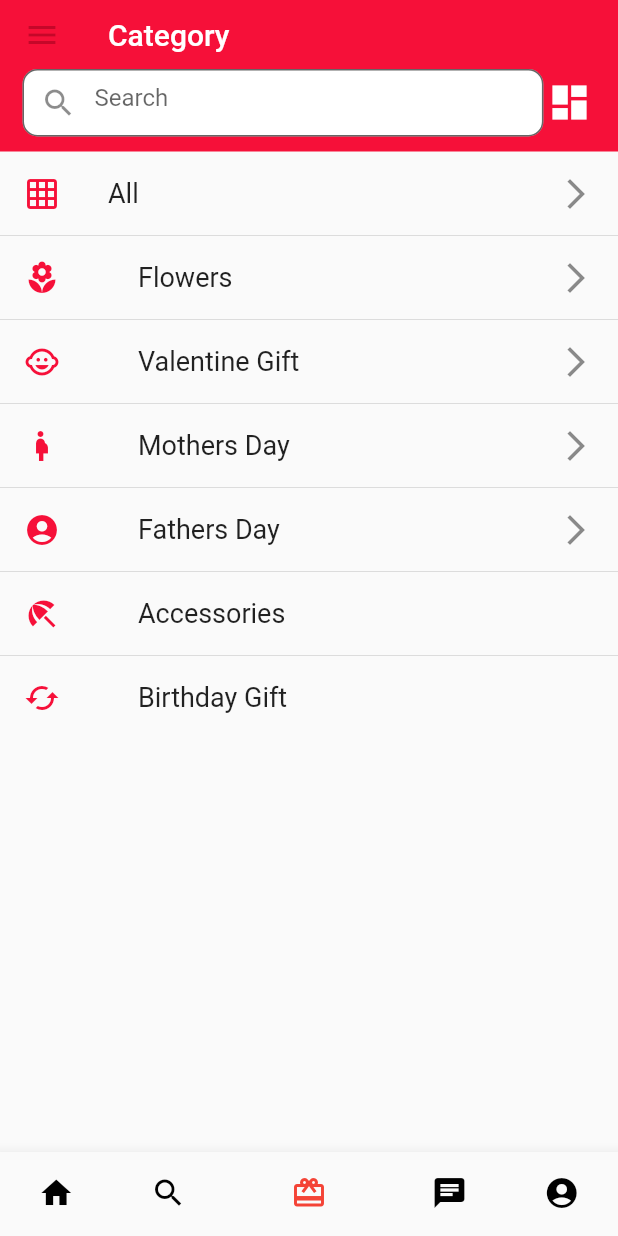
After one commit to kasirajan22/Bouquet, a Flutter app: the screen it shows after launch, item 3 of the bottom bar chosen, on a phone screen of 412 x 824 dp. The commit adds this screen. Run offline on Flutter 3.47's test engine with Material 2 defaults, Android fonts, the phone set to English and light mode, and no system bars; our stand-ins replace carousel_slider, font_awesome_flutter.

Commit message:
category screen

```diff
--- a/lib/main.dart
+++ b/lib/main.dart
@@ -1,11 +1,8 @@
-import 'package:carousel_pro/carousel_pro.dart';
-import 'package:carousel_slider/carousel_slider.dart';
 import 'package:flowershop/provider/pSearch.dart';
-import 'package:flowershop/screens/home2.dart';
+import 'package:flowershop/screens/category_screen.dart';
 import 'package:flowershop/screens/home_screen.dart';
 import 'package:flowershop/screens/login_screen.dart';
 import 'package:flowershop/screens/search_screen.dart';
-import 'package:flowershop/widgets/intro.dart';
 import 'package:flutter/material.dart';
 import 'package:provider/provider.dart';
 
@@ -22,7 +19,9 @@ class MyApp extends StatelessWidget {
       child: MaterialApp(
         title: 'Flutter Demo',
         theme: ThemeData(
-          primarySwatch: MaterialColor(4294316089, {
+          primarySwatch: MaterialColor(
+            4294316089,
+            {
               50: Color(0xfffee6eb),
               100: Color(0xfffdced6),
               200: Color(0xfffb9dae),
@@ -33,10 +32,32 @@ class MyApp extends StatelessWidget {
               700: Color(0xff93061f),
               800: Color(0xff620415),
               900: Color(0xff31020a)
-          }),
+            },
+          ),
+          iconTheme: IconThemeData(
+            color: Color(0xff31020a),
+            opacity: 1.0,
+            size: 24.0,
+          ),
+          primaryIconTheme: IconThemeData(
+            color: Color(0xffc50729),
+            opacity: 1.0,
+            size: 24.0,
+          ),
+          accentIconTheme: IconThemeData(
+            color: Color(0xffffffff),
+            opacity: 1.0,
+            size: 24.0,
+          ),
           visualDensity: VisualDensity.adaptivePlatformDensity,
         ),
-        home: HomeScreen(), //MyHomePage(title: 'Flutter Demo Home Page'),
+        initialRoute: '/',
+        routes: {
+          '/': (ctx) => HomeScreen(),
+          SearchScreen.routeName: (ctx) => SearchScreen(),
+          CategoryScreen.routeName: (ctx) => CategoryScreen(),
+        },
+        //home: HomeScreen(), //MyHomePage(title: 'Flutter Demo Home Page'),
       ),
     );
   }
--- /dev/null
+++ b/lib/screens/category_screen.dart
@@ -0,0 +1,153 @@
+import 'package:flowershop/widgets/appBarSearch.dart';
+import 'package:flowershop/widgets/bottomNavigation.dart';
+import 'package:flutter/material.dart';
+import 'package:font_awesome_flutter/font_awesome_flutter.dart';
+
+class CategoryScreen extends StatelessWidget {
+  static const routeName = "/category-screen";
+  @override
+  Widget build(BuildContext context) {
+    return Scaffold(
+      appBar: AppBar(
+        title: Text('Category'),
+        elevation: 0,
+        bottom: appBarSearch(context),
+      ),
+      drawer: Drawer(),
+      bottomNavigationBar: BottomNavigation(
+        currentIndex: 2,
+      ),
+      body: SingleChildScrollView(
+        child: Container(
+          height: MediaQuery.of(context).size.height,
+          child: ListView(
+            children: ListTile.divideTiles(
+              context: context,
+              tiles: [
+                ListTile(
+                  leading: Icon(
+                    Icons.grid_on,
+                    color: Theme.of(context).primaryColor,
+                  ),
+                  title: Text(
+                    "All",
+                    style: TextStyle(
+                      fontSize: 18,
+                    ),
+                  ),
+                  trailing: Icon(Icons.arrow_forward_ios),
+                ),
+                ListTile(
+                  leading: Icon(
+                    Icons.local_florist,
+                    color: Theme.of(context).primaryColor,
+                  ),
+                  title: Container(
+                    margin: const EdgeInsets.only(
+                      left: 20,
+                    ),
+                    child: Text(
+                      "Flowers",
+                      style: TextStyle(
+                        fontSize: 18,
+                      ),
+                    ),
+                  ),
+                  trailing: Icon(Icons.arrow_forward_ios),
+                ),
+                ListTile(
+                  leading: Icon(
+                    Icons.child_care,
+                    color: Theme.of(context).primaryColor,
+                  ),
+                  title: Container(
+                    margin: const EdgeInsets.only(
+                      left: 20,
+                    ),
+                    child: Text(
+                      "Valentine Gift",
+                      style: TextStyle(
+                        fontSize: 18,
+                      ),
+                    ),
+                  ),
+                  trailing: Icon(Icons.arrow_forward_ios),
+                ),
+                ListTile(
+                  leading: Icon(
+                    Icons.pregnant_woman,
+                    color: Theme.of(context).primaryColor,
+                  ),
+                  title: Container(
+                    margin: const EdgeInsets.only(
+                      left: 20,
+                    ),
+                    child: Text(
+                      "Mothers Day",
+                      style: TextStyle(
+                        fontSize: 18,
+                      ),
+                    ),
+                  ),
+                  trailing: Icon(Icons.arrow_forward_ios),
+                ),
+                ListTile(
+                  leading: Icon(
+                    Icons.account_circle,
+                    color: Theme.of(context).primaryColor,
+                  ),
+                  title: Container(
+                    margin: const EdgeInsets.only(
+                      left: 20,
+                    ),
+                    child: Text(
+                      "Fathers Day",
+                      style: TextStyle(
+                        fontSize: 18,
+                      ),
+                    ),
+                  ),
+                  trailing: Icon(Icons.arrow_forward_ios),
+                ),
+                ListTile(
+                  leading: Icon(
+                    Icons.beach_access,
+                    color: Theme.of(context).primaryColor,
+                  ),
+                  title: Container(
+                    margin: const EdgeInsets.only(
+                      left: 20,
+                    ),
+                    child: Text(
+                      "Accessories",
+                      style: TextStyle(
+                        fontSize: 18,
+                      ),
+                    ),
+                  ),
+                ),
+                ListTile(
+                  leading: Icon(
+                    Icons.cached,
+                    color: Theme.of(context).primaryColor,
+                  ),
+                  title: Container(
+                    margin: const EdgeInsets.only(
+                      left: 20,
+                    ),
+                    child: Text(
+                      "Birthday Gift",
+                      style: TextStyle(
+                        fontSize: 18,
+                      ),
+                    ),
+                  ),
+                ),
+              ],
+            ).toList(),
+          ),
+        ),
+      ),
+    );
+  }
+}
--- /dev/null
+++ b/lib/widgets/appBarSearch.dart
@@ -0,0 +1,18 @@
+import 'package:flutter/material.dart';
+
+import 'TopSearch.dart';
+
+PreferredSize appBarSearch(BuildContext context) {
+  return PreferredSize(
+    preferredSize: const Size.fromHeight(45.0),
+    child: Theme(
+      data: Theme.of(context).copyWith(accentColor: Colors.white),
+      child: Container(
+          margin: const EdgeInsets.only(bottom: 10),
+          padding: const EdgeInsets.symmetric(horizontal: 15, vertical: 0),
+          height: 45.0,
+          alignment: Alignment.center,
+          child: TopSearch("home")),
+    ),
+  );
+}
--- /dev/null
+++ b/lib/widgets/bottomNavigation.dart
@@ -0,0 +1,68 @@
+import 'package:flowershop/screens/category_screen.dart';
+import 'package:flowershop/screens/home_screen.dart';
+import 'package:flowershop/screens/search_screen.dart';
+import 'package:flutter/material.dart';
+
+class BottomNavigation extends StatefulWidget {
+  final int currentIndex;
+
+  const BottomNavigation({@required this.currentIndex});
+  @override
+  _BottomNavigationState createState() => _BottomNavigationState();
+}
+
+class _BottomNavigationState extends State<BottomNavigation> {
+  @override
+  Widget build(BuildContext context) {
+    return BottomNavigationBar(
+      showSelectedLabels: false,
+      showUnselectedLabels: false,
+      items: const <BottomNavigationBarItem>[
+        BottomNavigationBarItem(
+          icon: Icon(
+            Icons.home,
+          ),
+          title: Text('Home'),
+        ),
+        BottomNavigationBarItem(
+          icon: Icon(
+            Icons.search,
+          ),
+          title: Text('Business'),
+        ),
+        BottomNavigationBarItem(
+          icon: Icon(
+            Icons.card_giftcard,
+          ),
+          title: Text('gift'),
+        ),
+        BottomNavigationBarItem(
+          icon: Icon(
+            Icons.chat,
+          ),
+          title: Text('chat'),
+        ),
+        BottomNavigationBarItem(
+          icon: Icon(
+            Icons.account_circle,
+          ),
+          title: Text('account'),
+        ),
+      ],
+      currentIndex: widget.currentIndex,
+      selectedItemColor: Colors.red,
+      unselectedItemColor: Colors.black,
+      onTap: (i) {
+        if (widget.currentIndex != i) {
+          if (i == 0) {
+            Navigator.of(context).pushNamed(HomeScreen.routeName);
+          } else if (i == 1) {
+            Navigator.of(context).pushNamed(SearchScreen.routeName);
+          } else if(i == 2){
+            Navigator.of(context).pushNamed(CategoryScreen.routeName);
+          }
+        }
+      },
+    );
+  }
+}
--- a/pubspec.yaml
+++ b/pubspec.yaml
@@ -31,6 +31,7 @@ dependencies:
   carousel_pro:
   carousel_slider:
   provider:
+  font_awesome_flutter:
 
 dev_dependencies:
   flutter_test:
```
Also changed, not shown: lib/helper/customeRoute.dart (added, +46 -0 lines), lib/screens/home2.dart (deleted, +0 -53 lines), lib/screens/home_screen.dart (+6 -63 lines), lib/screens/search_screen.dart (+6 -15 lines), lib/widgets/wFilter.dart (+48 -13 lines), pubspec.lock. Lines whose indentation alone changed are shown as unchanged.
